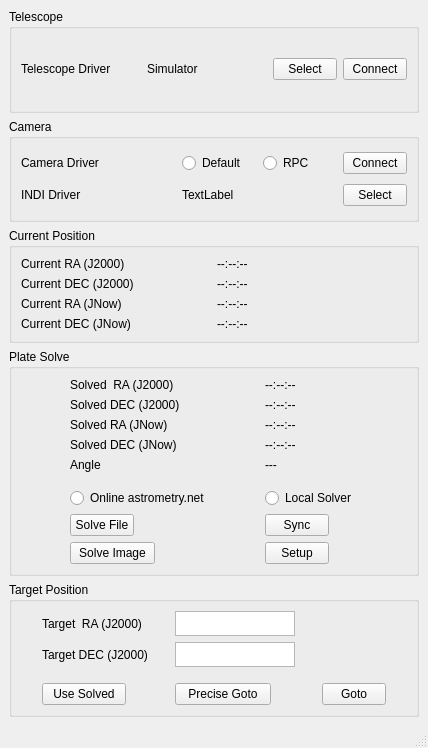
The window that resources/uic/pyastrometry.ui (PythonAstroimagingSuite/pyastrometry) describes before a commit, drawn with Qt 5.
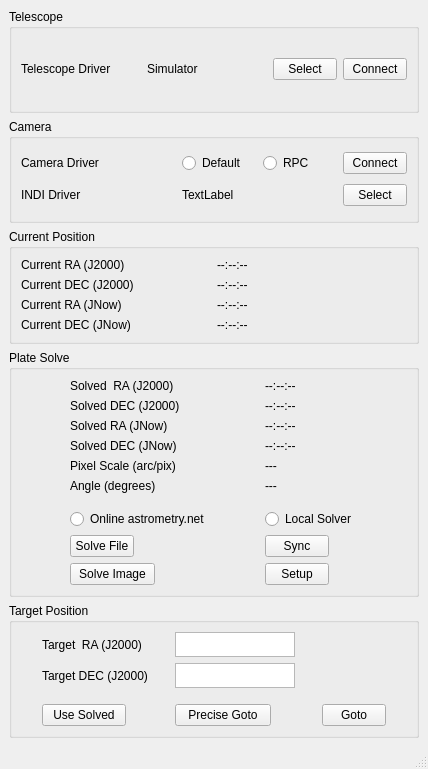
The same window after the commit.

Commit message: Fixes for astrometry.net local solving. - Detect revision of solve-field and use --no-fits2fits as appropriate. - Report pixel scale and binning in report form. - Adapted PlateSolve2 and server astrometry.net methods to new method.

Diff of the .ui file:
```diff
--- a/resources/uic/pyastrometry.ui
+++ b/resources/uic/pyastrometry.ui
@@ -7,7 +7,7 @@
     <x>0</x>
     <y>0</y>
     <width>428</width>
-    <height>748</height>
+    <height>769</height>
    </rect>
   </property>
   <property name="windowTitle">
@@ -233,39 +233,6 @@
        <string>Plate Solve</string>
       </property>
       <layout class="QGridLayout" name="gridLayout_2">
-       <item row="7" column="1">
-        <widget class="QPushButton" name="sync_pos_button">
-         <property name="minimumSize">
-          <size>
-           <width>64</width>
-           <height>0</height>
-          </size>
-         </property>
-         <property name="maximumSize">
-          <size>
-           <width>64</width>
-           <height>16777215</height>
-          </size>
-         </property>
-         <property name="text">
-          <string>Sync</string>
-         </property>
-        </widget>
-       </item>
-       <item row="1" column="0">
-        <widget class="QLabel" name="label_7">
-         <property name="text">
-          <string>Solved DEC (J2000)</string>
-         </property>
-        </widget>
-       </item>
-       <item row="3" column="0">
-        <widget class="QLabel" name="label_6">
-         <property name="text">
-          <string>Solved DEC (JNow)</string>
-         </property>
-        </widget>
-       </item>
        <item row="0" column="0">
         <widget class="QLabel" name="label_8">
          <property name="text">
@@ -273,27 +240,6 @@
          </property>
         </widget>
        </item>
-       <item row="2" column="1">
-        <widget class="QLabel" name="solve_ra_jnow_label">
-         <property name="text">
-          <string>--:--:--</string>
-         </property>
-        </widget>
-       </item>
-       <item row="2" column="0">
-        <widget class="QLabel" name="label_9">
-         <property name="text">
-          <string>Solved RA (JNow)</string>
-         </property>
-        </widget>
-       </item>
-       <item row="0" column="1">
-        <widget class="QLabel" name="solve_ra_j2000_label">
-         <property name="text">
-          <string>--:--:--</string>
-         </property>
-        </widget>
-       </item>
        <item row="3" column="1">
         <widget class="QLabel" name="solve_dec_jnow_label">
          <property name="text">
@@ -301,14 +247,21 @@
          </property>
         </widget>
        </item>
-       <item row="1" column="1">
-        <widget class="QLabel" name="solve_dec_j2000_label">
+       <item row="1" column="0">
+        <widget class="QLabel" name="label_7">
+         <property name="text">
+          <string>Solved DEC (J2000)</string>
+         </property>
+        </widget>
+       </item>
+       <item row="0" column="1">
+        <widget class="QLabel" name="solve_ra_j2000_label">
          <property name="text">
           <string>--:--:--</string>
          </property>
         </widget>
        </item>
-       <item row="5" column="0" colspan="2">
+       <item row="6" column="0" colspan="2">
         <spacer name="horizontalSpacer">
          <property name="orientation">
           <enum>Qt::Horizontal</enum>
@@ -324,7 +277,14 @@
          </property>
         </spacer>
        </item>
-       <item row="8" column="0">
+       <item row="1" column="1">
+        <widget class="QLabel" name="solve_dec_j2000_label">
+         <property name="text">
+          <string>--:--:--</string>
+         </property>
+        </widget>
+       </item>
+       <item row="9" column="0">
         <widget class="QPushButton" name="solve_image_button">
          <property name="minimumSize">
           <size>
@@ -343,21 +303,7 @@
          </property>
         </widget>
        </item>
-       <item row="4" column="1">
-        <widget class="QLabel" name="solve_roll_angle_label">
-         <property name="text">
-          <string>---</string>
-         </property>
-        </widget>
-       </item>
-       <item row="4" column="0">
-        <widget class="QLabel" name="label_10">
-         <property name="text">
-          <string>Angle</string>
-         </property>
-        </widget>
-       </item>
-       <item row="7" column="0">
+       <item row="8" column="0">
         <widget class="QPushButton" name="solve_file_button">
          <property name="minimumSize">
           <size>
@@ -376,7 +322,40 @@
          </property>
         </widget>
        </item>
-       <item row="6" column="0">
+       <item row="3" column="0">
+        <widget class="QLabel" name="label_6">
+         <property name="text">
+          <string>Solved DEC (JNow)</string>
+         </property>
+        </widget>
+       </item>
+       <item row="8" column="1">
+        <widget class="QPushButton" name="sync_pos_button">
+         <property name="minimumSize">
+          <size>
+           <width>64</width>
+           <height>0</height>
+          </size>
+         </property>
+         <property name="maximumSize">
+          <size>
+           <width>64</width>
+           <height>16777215</height>
+          </size>
+         </property>
+         <property name="text">
+          <string>Sync</string>
+         </property>
+        </widget>
+       </item>
+       <item row="5" column="0">
+        <widget class="QLabel" name="label_10">
+         <property name="text">
+          <string>Angle (degrees)</string>
+         </property>
+        </widget>
+       </item>
+       <item row="7" column="0">
         <widget class="QRadioButton" name="use_astrometry_radio_button">
          <property name="text">
           <string>Online astrometry.net</string>
@@ -386,17 +365,14 @@
          </attribute>
         </widget>
        </item>
-       <item row="6" column="1">
-        <widget class="QRadioButton" name="use_localsolver_radio_button">
+       <item row="2" column="0">
+        <widget class="QLabel" name="label_9">
          <property name="text">
-          <string>Local Solver</string>
+          <string>Solved RA (JNow)</string>
          </property>
-         <attribute name="buttonGroup">
-          <string notr="true">platesolver_choise_button_group</string>
-         </attribute>
         </widget>
        </item>
-       <item row="8" column="1">
+       <item row="9" column="1">
         <widget class="QPushButton" name="plate_solve_setup_button">
          <property name="minimumSize">
           <size>
@@ -415,6 +391,44 @@
          </property>
         </widget>
        </item>
+       <item row="2" column="1">
+        <widget class="QLabel" name="solve_ra_jnow_label">
+         <property name="text">
+          <string>--:--:--</string>
+         </property>
+        </widget>
+       </item>
+       <item row="7" column="1">
+        <widget class="QRadioButton" name="use_localsolver_radio_button">
+         <property name="text">
+          <string>Local Solver</string>
+         </property>
+         <attribute name="buttonGroup">
+          <string notr="true">platesolver_choise_button_group</string>
+         </attribute>
+        </widget>
+       </item>
+       <item row="5" column="1">
+        <widget class="QLabel" name="solve_roll_angle_label">
+         <property name="text">
+          <string>---</string>
+         </property>
+        </widget>
+       </item>
+       <item row="4" column="0">
+        <widget class="QLabel" name="label_14">
+         <property name="text">
+          <string>Pixel Scale (arc/pix) </string>
+         </property>
+        </widget>
+       </item>
+       <item row="4" column="1">
+        <widget class="QLabel" name="solve_pixel_scale_label">
+         <property name="text">
+          <string>---</string>
+         </property>
+        </widget>
+       </item>
       </layout>
      </widget>
     </item>
```
The commit also changes 7 other files.
